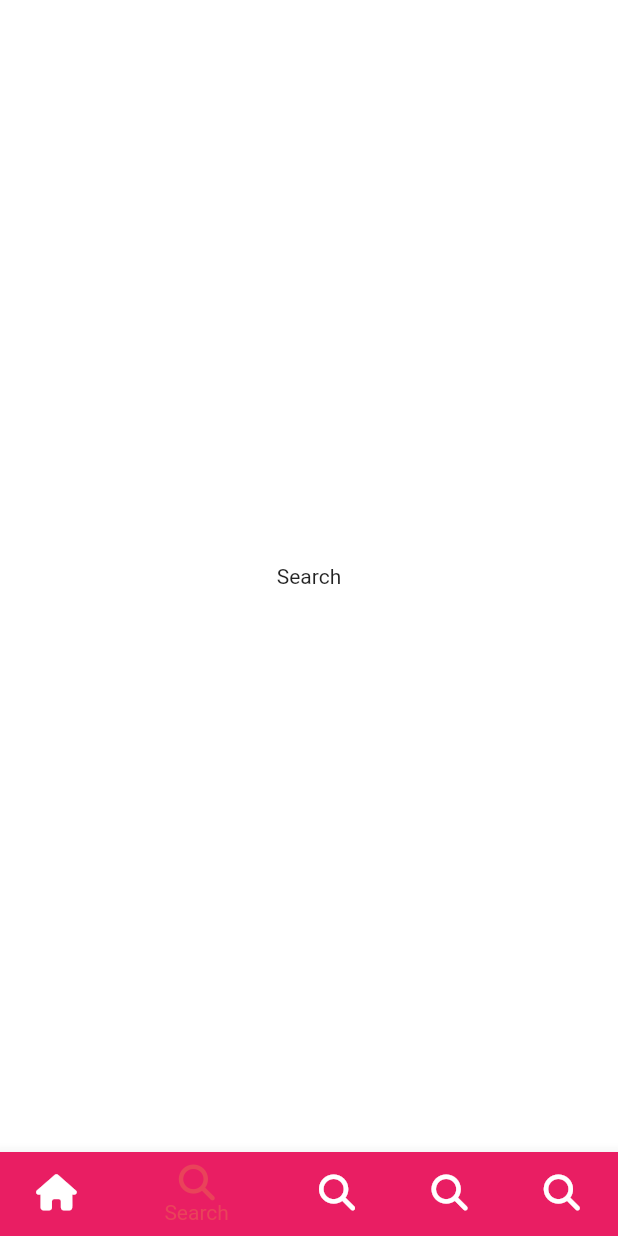
After one commit to bigwave-cho/flutter-challenge, a Flutter app: the screen it shows after launch, item 2 of the bottom bar chosen, on a phone screen of 412 x 824 dp. The commit adds this screen. Run offline on Flutter 3.47's test engine with Material 2 defaults, Android fonts, the phone set to English and light mode, and no system bars; our stand-ins replace font_awesome_flutter, pin_code_fields.

Commit message:
BottomNavigationBar 사용법

```diff
--- /dev/null
+++ b/lib/features/main_navigation/main_navigation.dart
@@ -0,0 +1,92 @@
+import 'package:flutter/material.dart';
+import 'package:font_awesome_flutter/font_awesome_flutter.dart';
+
+class MainNavigation extends StatefulWidget {
+  const MainNavigation({super.key});
+
+  @override
+  State<MainNavigation> createState() => _MainNavigationState();
+}
+
+class _MainNavigationState extends State<MainNavigation> {
+  int _selectedIndex = 0;
+
+  final screens = [
+    Center(
+      child: Text('Home'),
+    ),
+    Center(
+      child: Text('Search'),
+    ),
+    Center(
+      child: Text('Search'),
+    ),
+    Center(
+      child: Text('Search'),
+    ),
+    Center(
+      child: Text('Search'),
+    ),
+  ];
+
+  void _onTap(int index) {
+    setState(() {
+      _selectedIndex = index;
+    });
+  }
+
+  @override
+  Widget build(BuildContext context) {
+    return Scaffold(
+      body: screens[_selectedIndex],
+      bottomNavigationBar: BottomNavigationBar(
+        currentIndex: _selectedIndex,
+        onTap: _onTap,
+        selectedItemColor: Theme.of(context).primaryColor,
+        // type: BottomNavigationBarType.shifting, // 선택된 탭 아이콘 움직임
+        items: const [
+          BottomNavigationBarItem(
+            icon: FaIcon(
+              FontAwesomeIcons.house,
+            ),
+            label: "Home",
+            tooltip: "What are you?",
+          ),
+          BottomNavigationBarItem(
+            icon: FaIcon(
+              FontAwesomeIcons.magnifyingGlass,
+            ),
+            label: "Search",
+            tooltip: "What are you?",
+            // 4개 이상이면 백그라운드 변화 자동 적용.
+            backgroundColor: Colors.pink,
+          ),
+          BottomNavigationBarItem(
+            icon: FaIcon(
+              FontAwesomeIcons.magnifyingGlass,
+            ),
+            label: "Search",
+            tooltip: "What are you?",
+            backgroundColor: Colors.amber,
+          ),
+          BottomNavigationBarItem(
+            icon: FaIcon(
+              FontAwesomeIcons.magnifyingGlass,
+            ),
+            label: "Search",
+            tooltip: "What are you?",
+            backgroundColor: Colors.blue,
+          ),
+          BottomNavigationBarItem(
+            icon: FaIcon(
+              FontAwesomeIcons.magnifyingGlass,
+            ),
+            label: "Search",
+            tooltip: "What are you?",
+            backgroundColor: Colors.grey,
+          ),
+        ],
+      ),
+    );
+  }
+}
--- a/lib/main.dart
+++ b/lib/main.dart
@@ -2,6 +2,8 @@ import 'package:flutter/material.dart';
 import 'package:tiktok/challenge/features/authentication/initial_screen.dart';
 import 'package:tiktok/challenge/features/onboarding/interests_screen.dart';
 import 'package:tiktok/constants/sizes.dart';
+import 'package:tiktok/features/authentication/sign_up_screen.dart';
+import 'package:tiktok/features/main_navigation/main_navigation.dart';
 
 import 'package:tiktok/features/onboarding/interests_screen.dart';
 
@@ -30,8 +32,9 @@ class TikTokApp extends StatelessWidget {
           ),
         ),
       ),
-      home: const InitialScreen(),
+      // home: const InitialScreen(),
       // home: const SignUpScreen(),
+      home: const MainNavigation(),
     );
   }
 }
```
Also changed, not shown: lib/features/authentication/birthday_screen.dart (+6 -5 lines), lib/features/authentication/login_form_screen.dart (+6 -5 lines), lib/features/onboarding/interests_screen.dart (+8 -2 lines), lib/features/onboarding/tutorial_screen.dart (+13 -1 lines).
